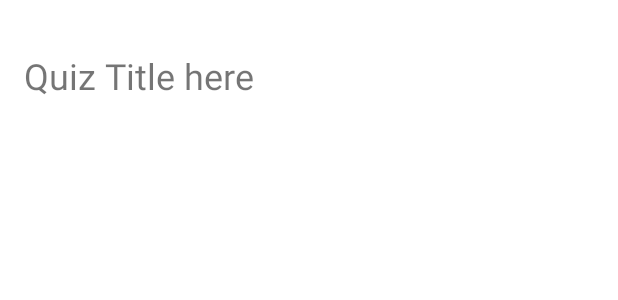
After one commit to Mohammedwich/QuizProgram, an Android app: the layout quiz_title.xml on its own in the app's theme, with its tools: preview values and no code run, on a phone screen of 412 x 824 dp. The commit adds this screen. Shown: the top 300 px of the screen. Run offline under Robolectric (Android 15) with nearby library versions, the phone set to English and light mode, and no system bars.

Commit message:
Classes and xml and code to display quiz titles in recyclerView have been added. Just need to implement something for onClick individual views because recyclerView does not have onClickItemListener

```diff
--- /dev/null
+++ b/app/src/main/res/layout/quiz_title.xml
@@ -0,0 +1,21 @@
+<?xml version="1.0" encoding="utf-8"?>
+<androidx.constraintlayout.widget.ConstraintLayout
+    xmlns:android="http://schemas.android.com/apk/res/android"
+    xmlns:app="http://schemas.android.com/apk/res-auto"
+    xmlns:tools="http://schemas.android.com/tools"
+    android:layout_width="match_parent"
+    android:layout_height="100dp"
+    android:padding="16dp">
+
+    <TextView
+        android:id="@+id/textViewQuizTitleID"
+        android:layout_width="0dp"
+        android:layout_height="wrap_content"
+        android:text="Quiz Title here"
+        android:textSize="24sp"
+        app:layout_constraintBottom_toBottomOf="parent"
+        app:layout_constraintEnd_toEndOf="parent"
+        app:layout_constraintStart_toStartOf="parent"
+        app:layout_constraintTop_toTopOf="parent" />
+
+</androidx.constraintlayout.widget.ConstraintLayout>
```
Also changed, not shown: app/src/main/java/com/example/quizprogram/MainActivity.java (+14 -4 lines), app/src/main/java/com/example/quizprogram/QuizTopicAdapter.java (added, +65 -0 lines), app/src/main/res/layout/activity_main.xml (+5 -22 lines).
